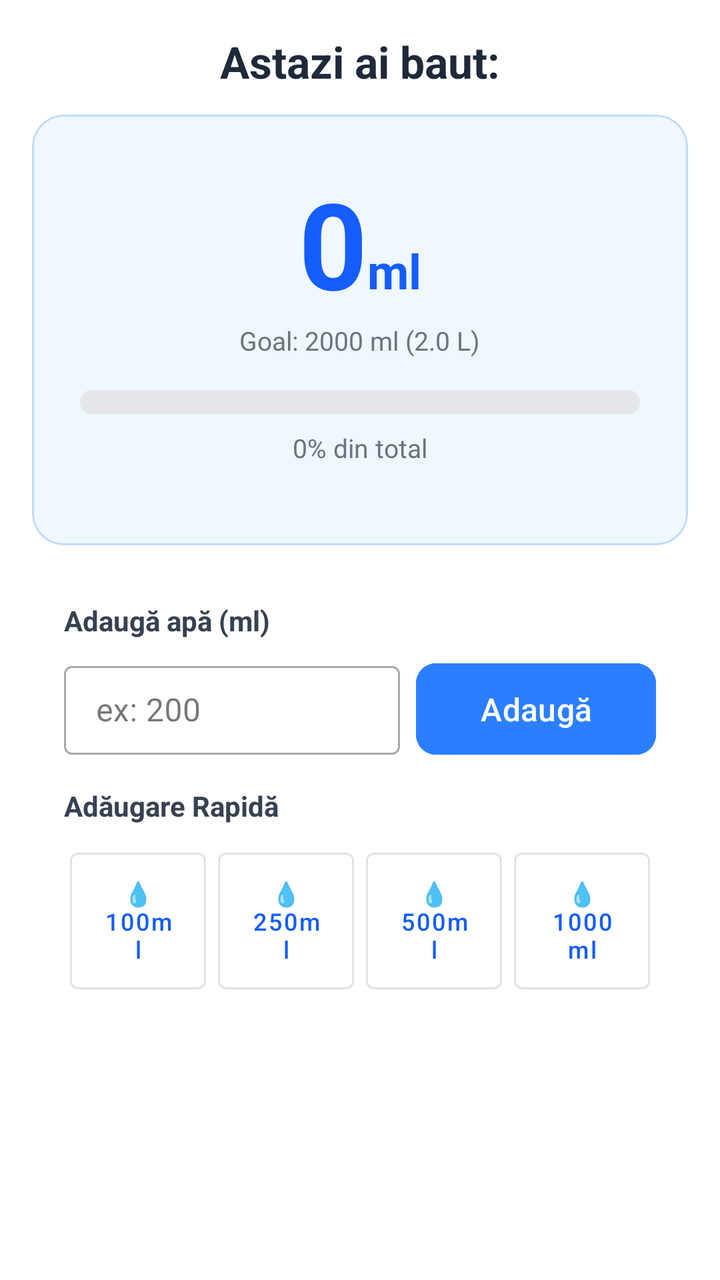
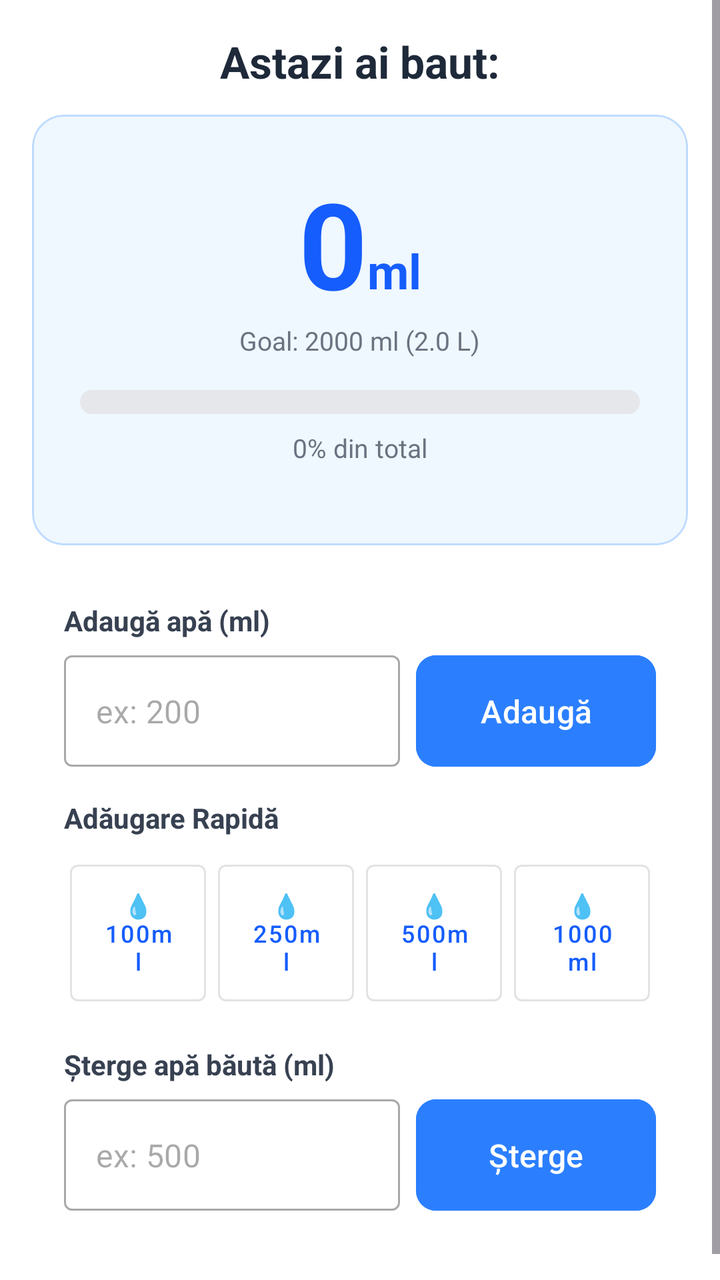

An Android layout rendered at two revisions. The XML below is the earlier revision; the diff shows what the commit changed to produce the second picture.
<!-- AndroidManifest.xml: application theme Theme.DeskBudHydration -->
<!-- res/layout/fragment_daily_goal.xml -->
<?xml version="1.0" encoding="utf-8"?>
<ScrollView
    xmlns:android="http://schemas.android.com/apk/res/android"
    xmlns:app="http://schemas.android.com/apk/res-auto"
    android:layout_width="match_parent"
    android:layout_height="match_parent"
    android:background="ffffff"
    android:fillViewport="true">

    <LinearLayout
        android:layout_width="match_parent"
        android:layout_height="wrap_content"
        android:orientation="vertical"
        android:padding="16dp">

        <TextView
            android:id="@+id/tv_titlu_goal"
            android:layout_width="match_parent"
            android:layout_height="wrap_content"
            android:text="@string/titlu_goal_tab"
            android:textSize="22sp"
            android:textStyle="bold"
            android:textColor="#1e2939"
            android:textAlignment="center"
            android:layout_marginBottom="12dp"
            />

        <TextView
            android:id="@+id/tv_warning_goal_not_set"
            android:layout_width="match_parent"
            android:layout_height="wrap_content"
            android:layout_marginBottom="12dp"
            android:background="@drawable/warning_background"
            android:padding="12dp"
            android:text="@string/warning_goal_not_set"
            android:textAlignment="center"
            android:textColor="#894b00"
            android:textSize="13sp"
            android:visibility="gone"/>

        
        <com.google.android.material.card.MaterialCardView
            android:id="@+id/card_view_goal"
            android:layout_width="match_parent"
            android:layout_height="wrap_content"
            android:layout_marginBottom="12dp"
            app:cardBackgroundColor="#eff7ff"
            app:cardCornerRadius="16dp"
            app:cardElevation="0dp"
            app:strokeColor="#bedbff">

            <LinearLayout
                android:layout_width="match_parent"
                android:layout_height="wrap_content"
                android:gravity="center"
                android:orientation="vertical"
                android:padding="24dp">

                
                <LinearLayout
                    android:layout_width="wrap_content"
                    android:layout_height="wrap_content"
                    android:gravity="center_vertical"
                    android:orientation="horizontal">

                    <TextView
                        android:id="@+id/tv_cantitate_consumata"
                        android:layout_width="wrap_content"
                        android:layout_height="wrap_content"
                        android:text="@string/cantitate_consumata_goal"
                        android:textColor="#155dfc"
                        android:textSize="60sp"
                        android:textStyle="bold" />

                    <TextView
                        android:layout_width="wrap_content"
                        android:layout_height="wrap_content"
                        android:layout_marginTop="14dp"
                        android:text="@string/unitate_masura_goal"
                        android:textColor="#155dfc"
                        android:textSize="24sp"
                        android:textStyle="bold" />
                </LinearLayout>

                <TextView
                    android:id="@+id/tv_goal"
                    android:layout_width="wrap_content"
                    android:layout_height="wrap_content"
                    android:layout_marginBottom="16dp"
                    android:text="@string/goal_hidratare"
                    android:textColor="#6B7280"
                    android:textSize="13sp" />

                <ProgressBar
                    android:id="@+id/progress_goal"
                    style="?android:attr/progressBarStyleHorizontal"
                    android:layout_width="match_parent"
                    android:layout_height="12dp"
                    android:layout_marginBottom="8dp"
                    android:max="100"
                    android:progress="0"
                    android:progressDrawable="@drawable/progress_bar_gradient" />

                <TextView
                    android:id="@+id/tv_procent_din_goal"
                    android:layout_width="wrap_content"
                    android:layout_height="wrap_content"
                    android:layout_marginBottom="16dp"
                    android:text="@string/procent_baut_din_goal"
                    android:textColor="#6B7280"
                    android:textSize="13sp" />


            </LinearLayout>


        </com.google.android.material.card.MaterialCardView>

        <com.google.android.material.card.MaterialCardView
            android:layout_width="match_parent"
            android:layout_height="wrap_content"
            android:layout_marginBottom="16dp"
            app:cardCornerRadius="16dp"
            app:strokeColor="@android:color/transparent"
            app:cardElevation="0dp"
            app:cardBackgroundColor="#FFFFFF">

            <LinearLayout
                android:layout_width="match_parent"
                android:layout_height="wrap_content"
                android:orientation="vertical"
                android:padding="16dp">

                <TextView
                    android:layout_width="wrap_content"
                    android:layout_height="wrap_content"
                    android:text="@string/adauga_apa_label"
                    android:textSize="14sp"
                    android:textColor="#374151"
                    android:textStyle="bold"
                    android:layout_marginBottom="8dp"/>

                <LinearLayout
                    android:layout_width="match_parent"
                    android:layout_height="wrap_content"
                    android:orientation="horizontal"
                    android:gravity="center_vertical">

                    <com.google.android.material.textfield.TextInputLayout
                        style="@style/Widget.MaterialComponents.TextInputLayout.OutlinedBox"
                        android:layout_width="0dp"
                        android:layout_height="match_parent"
                        android:layout_marginEnd="8dp"
                        android:layout_weight="1">

                        <com.google.android.material.textfield.TextInputEditText
                            android:id="@+id/tiet_adaugare_apa_custom"
                            android:layout_width="match_parent"
                            android:layout_height="wrap_content"
                            android:hint="@string/placeholder_apa_custom"
                            android:inputType="number" />

                    </com.google.android.material.textfield.TextInputLayout>

                    <Button
                        android:id="@+id/btn_adauga"
                        android:layout_width="wrap_content"
                        android:layout_height="wrap_content"
                        android:insetBottom="0dp"
                        android:minWidth="0dp"
                        android:minHeight="0dp"
                        android:paddingHorizontal="32dp"
                        android:paddingVertical="12dp"
                        android:text="@string/btn_adauga"
                        android:textColor="#FFFFFF"
                        android:textSize="16sp"
                        android:backgroundTint="#2b7fff"
                        app:cornerRadius="10dp" />

                </LinearLayout>

                
                <TextView
                    android:layout_width="wrap_content"
                    android:layout_height="wrap_content"
                    android:text="@string/label_adauga_rapid"
                    android:textSize="14sp"
                    android:textColor="#374151"
                    android:textStyle="bold"
                    android:layout_marginTop="16dp"
                    android:layout_marginBottom="8dp"/>

                <LinearLayout
                    android:layout_width="match_parent"
                    android:layout_height="wrap_content"
                    android:orientation="horizontal"
                    android:weightSum="4">

                    <Button
                        android:id="@+id/btn_100ml"
                        android:layout_width="0dp"
                        android:layout_height="wrap_content"
                        android:layout_weight="1"
                        android:layout_marginHorizontal="3dp"
                        android:paddingVertical="12dp"
                        android:text="@string/btn_100ml"
                        android:textSize="12sp"
                        android:backgroundTint="#FFFFFF"
                        android:textColor="#155dfc"
                        android:textAllCaps="false"
                        style="@style/Widget.MaterialComponents.Button.OutlinedButton"/>


                    <Button
                        android:id="@+id/btn250ml"
                        android:layout_width="0dp"
                        android:layout_height="wrap_content"
                        android:layout_weight="1"
                        android:layout_marginHorizontal="3dp"
                        android:paddingVertical="12dp"
                        android:text="@string/btn_250ml"
                        android:textSize="12sp"
                        android:backgroundTint="#FFFFFF"
                        android:textColor="#155dfc"
                        android:textAllCaps="false"
                        style="@style/Widget.MaterialComponents.Button.OutlinedButton"/>

                    <Button
                        android:id="@+id/btn500ml"
                        android:layout_width="0dp"
                        android:layout_height="wrap_content"
                        android:layout_weight="1"
                        android:layout_marginHorizontal="3dp"
                        android:paddingVertical="12dp"
                        android:text="@string/btn_500ml"
                        android:textSize="12sp"
                        android:backgroundTint="#FFFFFF"
                        android:textColor="#155dfc"
                        android:textAllCaps="false"
                        style="@style/Widget.MaterialComponents.Button.OutlinedButton"/>

                    <Button
                        android:id="@+id/btn1000ml"
                        android:layout_width="0dp"
                        android:layout_height="wrap_content"
                        android:layout_weight="1"
                        android:layout_marginHorizontal="3dp"
                        android:paddingVertical="12dp"
                        android:text="@string/btn_1000ml"
                        android:textSize="12sp"
                        android:backgroundTint="#FFFFFF"
                        android:textColor="#155dfc"
                        android:textAllCaps="false"
                        style="@style/Widget.MaterialComponents.Button.OutlinedButton"/>

                </LinearLayout>

            </LinearLayout>

        </com.google.android.material.card.MaterialCardView>

    </LinearLayout>

</ScrollView>
<!-- resources referenced by this layout -->
<resources>
  <!-- drawable progress_bar_gradient (drawable) -->
  <?xml version="1.0" encoding="utf-8"?>
  <layer-list xmlns:android="http://schemas.android.com/apk/res/android">
      <item
          android:id="@android:id/background">
          <shape android:shape="rectangle">
              <solid android:color="#e5e7eb"/>
              <corners android:radius="8dp"/>
          </shape>
      </item>
      <item
          android:id="@android:id/progress">
          <scale
              android:scaleWidth="100%"
              android:scaleGravity="left">
              <shape android:shape="rectangle">
                  <gradient
                      android:startColor="#2b7fff"
                      android:endColor="#00b8db"
                      android:angle="0"/>
                  <corners android:radius="8dp"/>
              </shape>
          </scale>
      </item>
  </layer-list>
  <!-- drawable warning_background (drawable) -->
  <?xml version="1.0" encoding="utf-8"?>
  <shape xmlns:android="http://schemas.android.com/apk/res/android">
      android:shape="rectangle">
      <solid android:color="#fefce8" />
      <corners android:radius="10dp" />
  </shape>
  <string name="adauga_apa_label">Adaugă apă (ml)</string>
  <string name="btn_1000ml">💧\n1000ml</string>
  <string name="btn_100ml">💧\n100ml</string>
  <string name="btn_250ml">💧\n250ml</string>
  <string name="btn_500ml">💧\n500ml</string>
  <string name="btn_adauga">Adaugă</string>
  <string name="cantitate_consumata_goal">0</string>
  <string name="goal_hidratare">Goal: 2000 ml (2.0 L)</string>
  <string name="label_adauga_rapid">Adăugare Rapidă</string>
  <string name="placeholder_apa_custom">ex: 200</string>
  <string name="procent_baut_din_goal">0% din total</string>
  <string name="titlu_goal_tab">Astazi ai baut:</string>
  <string name="unitate_masura_goal">ml</string>
  <string name="warning_goal_not_set">Calculează mai întâi cantitatea recomandată, folosind tab-ul „Calculator”!</string>
  <style name="Theme.DeskBudHydration" parent="Base.Theme.DeskBudHydration">
          <item name="android:windowBackground">#ffffff</item>
      </style>
  <style name="Base.Theme.DeskBudHydration" parent="Theme.Material3.DayNight.NoActionBar">
          
          
      </style>
</resources>

<!-- the commit's change to res/layout/fragment_daily_goal.xml (unified diff, before → after) -->
@@ -4,7 +4,7 @@
     xmlns:app="http://schemas.android.com/apk/res-auto"
     android:layout_width="match_parent"
     android:layout_height="match_parent"
-    android:background="ffffff"
+    android:background="#ffffff"
     android:fillViewport="true">
 
     <LinearLayout
@@ -149,9 +149,10 @@
                     <com.google.android.material.textfield.TextInputLayout
                         style="@style/Widget.MaterialComponents.TextInputLayout.OutlinedBox"
                         android:layout_width="0dp"
-                        android:layout_height="match_parent"
+                        android:layout_height="wrap_content"
                         android:layout_marginEnd="8dp"
-                        android:layout_weight="1">
+                        android:layout_weight="1"
+                        app:hintEnabled="false">
 
                         <com.google.android.material.textfield.TextInputEditText
                             android:id="@+id/tiet_adaugare_apa_custom"
@@ -165,9 +166,10 @@
                     <Button
                         android:id="@+id/btn_adauga"
                         android:layout_width="wrap_content"
-                        android:layout_height="wrap_content"
+                        android:layout_height="match_parent"
                         android:insetBottom="0dp"
-                        android:minWidth="0dp"
+                        android:insetTop ="0dp"
+                        android:minWidth="120dp"
                         android:minHeight="0dp"
                         android:paddingHorizontal="32dp"
                         android:paddingVertical="12dp"
@@ -255,6 +257,57 @@
 
                 </LinearLayout>
 
+                <TextView
+                    android:layout_width="wrap_content"
+                    android:layout_height="wrap_content"
+                    android:text="@string/titlu_sterge_apa"
+                    android:textSize="14sp"
+                    android:textColor="#374151"
+                    android:textStyle="bold"
+                    android:layout_marginTop="16dp"
+                    android:layout_marginBottom="8dp"/>
+
+                <LinearLayout
+                    android:layout_width="match_parent"
+                    android:layout_height="wrap_content"
+                    android:orientation="horizontal"
+                    android:gravity="center_vertical">
+
+                    <com.google.android.material.textfield.TextInputLayout
+                        style="@style/Widget.MaterialComponents.TextInputLayout.OutlinedBox"
+                        android:layout_width="0dp"
+                        android:layout_height="wrap_content"
+                        android:layout_marginEnd="8dp"
+                        android:layout_weight="1"
+                        app:hintEnabled="false">
+
+                        <com.google.android.material.textfield.TextInputEditText
+                            android:id="@+id/tiet_sterge_apa_bauta"
+                            android:layout_width="match_parent"
+                            android:layout_height="wrap_content"
+                            android:hint="@string/placeholder_sterge_apa"
+                            android:inputType="number" />
+
+                    </com.google.android.material.textfield.TextInputLayout>
+
+                    <Button
+                        android:id="@+id/btn_sterge"
+                        android:layout_width="wrap_content"
+                        android:layout_height="match_parent"
+                        android:insetBottom="0dp"
+                        android:insetTop ="0dp"
+                        android:minWidth="120dp"
+                        android:minHeight="0dp"
+                        android:paddingHorizontal="32dp"
+                        android:paddingVertical="12dp"
+                        android:text="@string/text_btn_sterge"
+                        android:textColor="#FFFFFF"
+                        android:textSize="16sp"
+                        android:backgroundTint="#2b7fff"
+                        app:cornerRadius="10dp" />
+
+                </LinearLayout>
+
             </LinearLayout>
 
         </com.google.android.material.card.MaterialCardView>
<!-- resource entries referenced after the edit -->
@@ -42,8 +42,11 @@
   <string name="goal_hidratare">Goal: 2000 ml (2.0 L)</string>
   <string name="label_adauga_rapid">Adăugare Rapidă</string>
   <string name="placeholder_apa_custom">ex: 200</string>
+  <string name="placeholder_sterge_apa">ex: 500</string>
   <string name="procent_baut_din_goal">0% din total</string>
+  <string name="text_btn_sterge">Șterge</string>
   <string name="titlu_goal_tab">Astazi ai baut:</string>
+  <string name="titlu_sterge_apa">Șterge apă băută (ml)</string>
   <string name="unitate_masura_goal">ml</string>
   <string name="warning_goal_not_set">Calculează mai întâi cantitatea recomandată, folosind tab-ul „Calculator”!</string>
   <style name="Theme.DeskBudHydration" parent="Base.Theme.DeskBudHydration">
